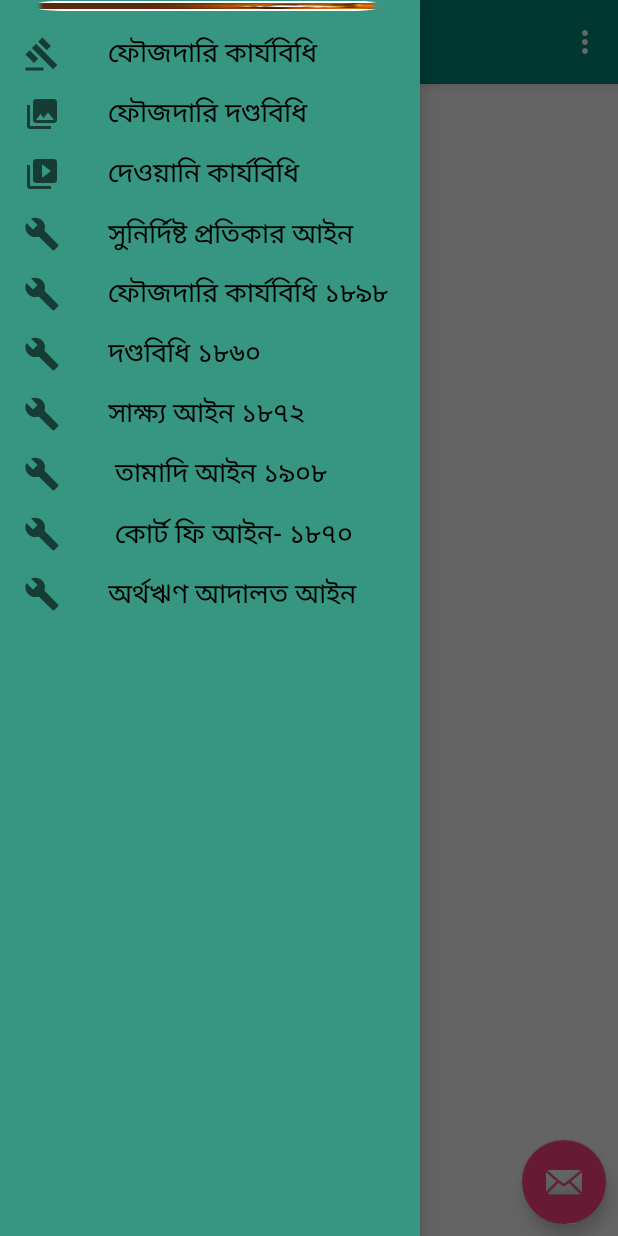
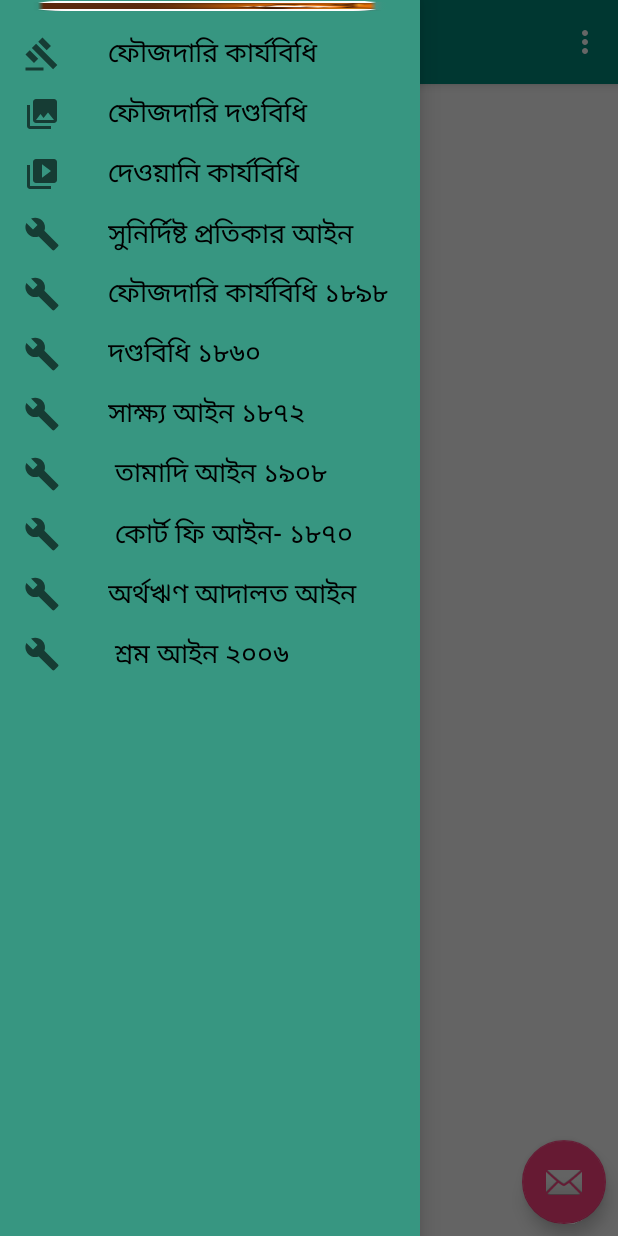
Before and after one commit to Ishtiakur/LawViva-voiceGuide, an Android app: the screen it shows after launch (MainActivity), with the side drawer open, on a phone screen of 412 x 824 dp. Run offline under Robolectric (Android 15) with nearby library versions, the phone set to English and light mode, and no system bars.

Commit message:
add item to activity_main_drawer.xml

```diff
--- a/app/src/main/res/menu/activity_main_drawer.xml
+++ b/app/src/main/res/menu/activity_main_drawer.xml
@@ -44,9 +44,13 @@
             android:id="@+id/nav_artho_rin_ain"
             android:icon="@drawable/ic_menu_manage"
             android:title="অর্থঋণ আদালত আইন ২০০৩ \n সংশোধনী ২০১০   " />
-
+        <item
+            android:id="@+id/nav_shrom_ain_2006"
+            android:icon="@drawable/ic_menu_manage"
+            android:title=" শ্রম আইন ২০০৬ \n সংশোধনী -2010  " />
     </group>
 
 
 
+
 </menu>
```
